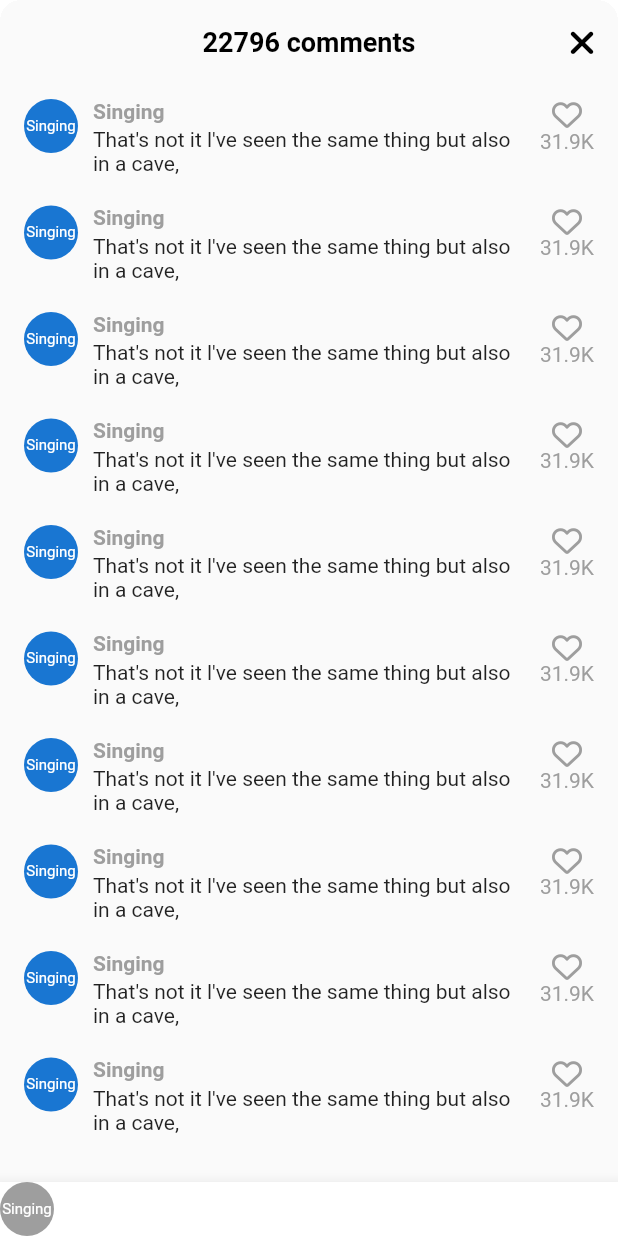
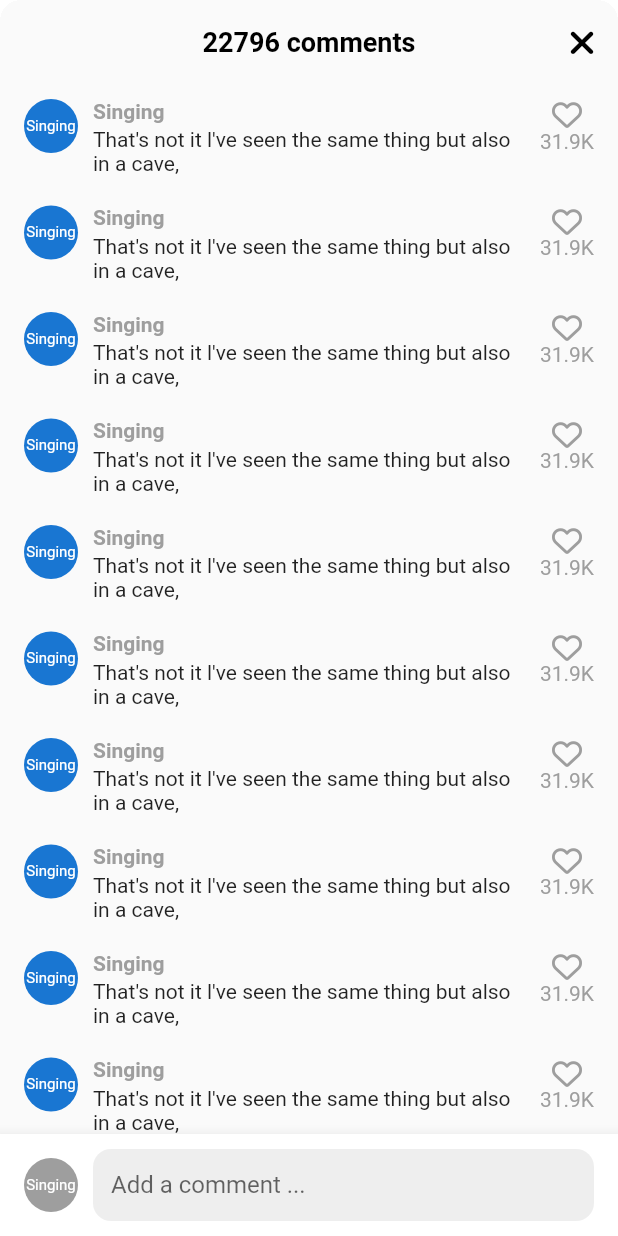
Before and after one commit to greeenCode/tiktok_clone, a Flutter app: the VideoComments screen opened directly, on a phone screen of 412 x 824 dp. Run offline on Flutter 3.47's test engine with Material 2 defaults, Android fonts, the phone set to English and light mode, and no system bars; our stand-ins replace font_awesome_flutter, video_player, visibility_detector; network calls fail.

Commit message:
#8.2 Add Comment

```diff
--- a/lib/features/main_navigtion/main_navigation_screen.dart
+++ b/lib/features/main_navigtion/main_navigation_screen.dart
@@ -36,6 +36,7 @@ class _MainNavigationScreenState extends State<MainNavigationScreen> {
   @override
   Widget build(BuildContext context) {
     return Scaffold(
+      resizeToAvoidBottomInset: false,
       body: Stack(
         children: [
           Offstage(
--- a/lib/features/video/widgets/video_comments.dart
+++ b/lib/features/video/widgets/video_comments.dart
@@ -17,7 +17,9 @@ class _VideoCommentsState extends State<VideoComments> {
 
   @override
   Widget build(BuildContext context) {
+    final size = MediaQuery.of(context).size;
     return Container(
+      height: size.height * 0.75,
       clipBehavior: Clip.hardEdge,
       decoration: BoxDecoration(
         borderRadius: BorderRadius.circular(Sizes.size14),
@@ -37,7 +39,9 @@ class _VideoCommentsState extends State<VideoComments> {
             )
           ],
         ),
-        body: ListView.separated(
+        body: Stack(
+          children: [
+            ListView.separated(
               padding: const EdgeInsets.symmetric(
                 vertical: Sizes.size10,
                 horizontal: Sizes.size16,
@@ -95,8 +99,16 @@ class _VideoCommentsState extends State<VideoComments> {
                 ],
               ),
             ),
-        bottomNavigationBar: BottomAppBar(
+            Positioned(
+              bottom: 0,
+              width: size.width,
+              child: BottomAppBar(
                 color: Colors.white,
+                child: Padding(
+                  padding: const EdgeInsets.symmetric(
+                    horizontal: Sizes.size16,
+                    vertical: Sizes.size10,
+                  ),
                   child: Row(
                     children: [
                       CircleAvatar(
@@ -110,8 +122,31 @@ class _VideoCommentsState extends State<VideoComments> {
                           ),
                         ),
                       ),
+                      Gaps.h10,
+                      Expanded(
+                        child: TextField(
+                          cursorColor: Theme.of(context).primaryColor,
+                          decoration: InputDecoration(
+                            hintText: "Add a comment ...",
+                            border: OutlineInputBorder(
+                              borderRadius: BorderRadius.circular(Sizes.size12),
+                              borderSide: BorderSide.none,
+                            ),
+                            filled: true,
+                            fillColor: Colors.grey.shade200,
+                            contentPadding: const EdgeInsets.symmetric(
+                              vertical: Sizes.size10,
+                              horizontal: Sizes.size12,
+                            ),
+                          ),
+                        ),
+                      ),
                     ],
                   ),
+                ),
+              ),
+            )
+          ],
         ),
       ),
     );
--- a/lib/features/video/widgets/video_post.dart
+++ b/lib/features/video/widgets/video_post.dart
@@ -87,6 +87,7 @@ class _VideoPostState extends State<VideoPost>
       _onTogglePause();
     }
     await showModalBottomSheet(
+      isScrollControlled: true,
       backgroundColor: Colors.transparent,
       context: context,
       builder: (context) => const VideoComments(),
```
Lines whose indentation alone changed are shown as unchanged.
